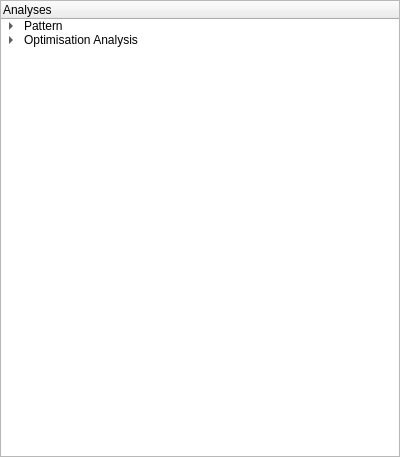
The window that src/widgets/optimisationwidget.ui (setvisible/fastenerpattern) describes before a commit, drawn with Qt 5.
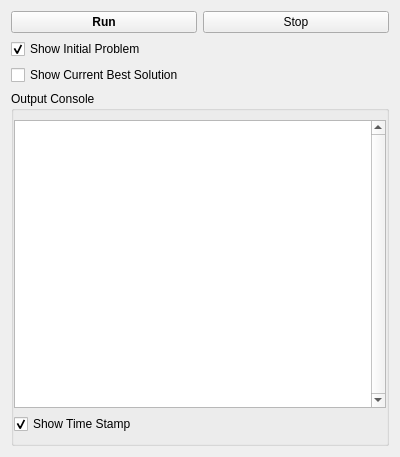
The same window after the commit.

Commit message: implemented OptimisationSolver and widget

Patch:
```diff
--- a/src/widgets/optimisationwidget.ui
+++ b/src/widgets/optimisationwidget.ui
@@ -13,104 +13,93 @@
   <property name="windowTitle">
    <string>Optimisation</string>
   </property>
-  <layout class="QVBoxLayout" name="verticalLayout_2">
-   <property name="spacing">
-    <number>0</number>
-   </property>
-   <property name="leftMargin">
-    <number>0</number>
-   </property>
-   <property name="topMargin">
-    <number>0</number>
-   </property>
-   <property name="rightMargin">
-    <number>0</number>
-   </property>
-   <property name="bottomMargin">
-    <number>0</number>
-   </property>
+  <layout class="QVBoxLayout" name="verticalLayout">
    <item>
-    <widget class="QTreeWidget" name="treeWidget">
-     <column>
-      <property name="text">
-       <string>Analyses</string>
-      </property>
-     </column>
+    <layout class="QHBoxLayout" name="horizontalLayout">
      <item>
-      <property name="text">
-       <string>Pattern</string>
-      </property>
-      <item>
-       <property name="text">
-        <string>Solver: Rigid Body Solver (IsoBearing)</string>
+      <widget class="QPushButton" name="startButton">
+       <property name="styleSheet">
+        <string notr="true">QPushButton {
+	font: bold;
+}</string>
        </property>
-      </item>
-      <item>
        <property name="text">
-        <string>Results</string>
+        <string>Run</string>
        </property>
-       <item>
-        <property name="text">
-         <string>MAX(ABS(Fxy)) = 1554.64 N</string>
-        </property>
-       </item>
-      </item>
+      </widget>
      </item>
      <item>
-      <property name="text">
-       <string>Optimisation Analysis</string>
-      </property>
-      <item>
+      <widget class="QPushButton" name="stopButton">
        <property name="text">
-        <string>Design Space</string>
+        <string>Stop</string>
        </property>
-       <item>
-        <property name="text">
-         <string>Design Variable</string>
+      </widget>
+     </item>
+    </layout>
+   </item>
+   <item>
+    <widget class="QCheckBox" name="showInitialCheckBox">
+     <property name="text">
+      <string>Show Initial Problem</string>
+     </property>
+     <property name="checked">
+      <bool>true</bool>
+     </property>
+    </widget>
+   </item>
+   <item>
+    <widget class="QCheckBox" name="showSolutionCheckBox">
+     <property name="text">
+      <string>Show Current Best Solution</string>
+     </property>
+    </widget>
+   </item>
+   <item>
+    <widget class="QGroupBox" name="groupBox">
+     <property name="title">
+      <string>Output Console</string>
+     </property>
+     <property name="flat">
+      <bool>true</bool>
+     </property>
+     <layout class="QVBoxLayout" name="verticalLayout_2">
+      <property name="leftMargin">
+       <number>0</number>
+      </property>
+      <property name="rightMargin">
+       <number>0</number>
+      </property>
+      <item>
+       <widget class="QTextEdit" name="console">
+        <property name="styleSheet">
+         <string notr="true">font: 10pt &quot;Courier New&quot;;</string>
         </property>
-        <item>
-         <property name="text">
-          <string>Fastener 13</string>
-         </property>
-        </item>
-        <item>
-         <property name="text">
-          <string>Fastener 14</string>
-         </property>
-        </item>
-       </item>
+        <property name="verticalScrollBarPolicy">
+         <enum>Qt::ScrollBarAlwaysOn</enum>
+        </property>
+        <property name="horizontalScrollBarPolicy">
+         <enum>Qt::ScrollBarAlwaysOff</enum>
+        </property>
+        <property name="html">
+         <string>&lt;!DOCTYPE HTML PUBLIC &quot;-//W3C//DTD HTML 4.0//EN&quot; &quot;http://www.w3.org/TR/REC-html40/strict.dtd&quot;&gt;
+&lt;html&gt;&lt;head&gt;&lt;meta name=&quot;qrichtext&quot; content=&quot;1&quot; /&gt;&lt;style type=&quot;text/css&quot;&gt;
+p, li { white-space: pre-wrap; }
+&lt;/style&gt;&lt;/head&gt;&lt;body style=&quot; font-family:'Courier New'; font-size:10pt; font-weight:400; font-style:normal;&quot;&gt;
+&lt;p style=&quot;-qt-paragraph-type:empty; margin-top:0px; margin-bottom:0px; margin-left:0px; margin-right:0px; -qt-block-indent:0; text-indent:0px;&quot;&gt;&lt;br /&gt;&lt;/p&gt;&lt;/body&gt;&lt;/html&gt;</string>
+        </property>
+       </widget>
       </item>
       <item>
-       <property name="text">
-        <string>Design Space 2</string>
-       </property>
-      </item>
-      <item>
-       <property name="text">
-        <string>Design Space 3</string>
-       </property>
-      </item>
-      <item>
-       <property name="text">
-        <string>Design Objective: minimize f() = MAX(ABS(Fxy))</string>
-       </property>
-      </item>
-      <item>
-       <property name="text">
-        <string>Solver: Rigid Body Solver (IsoBearing)</string>
-       </property>
-      </item>
-      <item>
-       <property name="text">
-        <string>Results</string>
-       </property>
-       <item>
+       <widget class="QCheckBox" name="showTimestampCheckBox">
         <property name="text">
-         <string>Run Solution!</string>
+         <string>Show Time Stamp</string>
         </property>
-       </item>
+        <property name="checked">
+         <bool>true</bool>
+        </property>
+       </widget>
       </item>
-     </item>
+     </layout>
     </widget>
    </item>
   </layout>
```
The commit also changes 5 other files.
